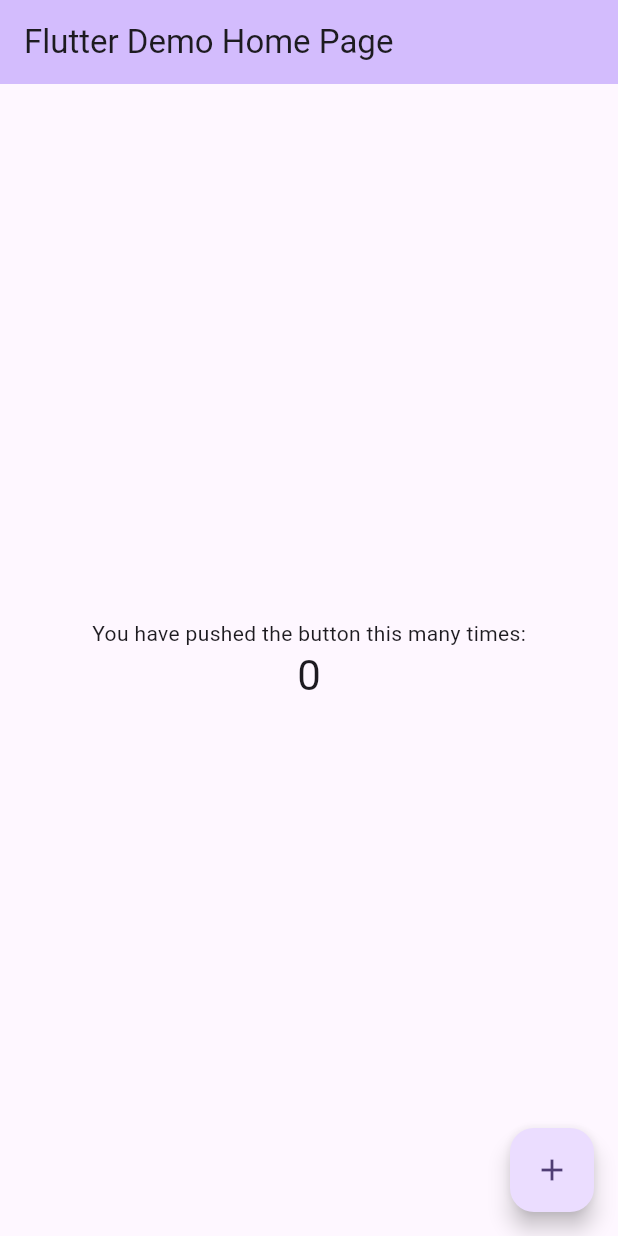
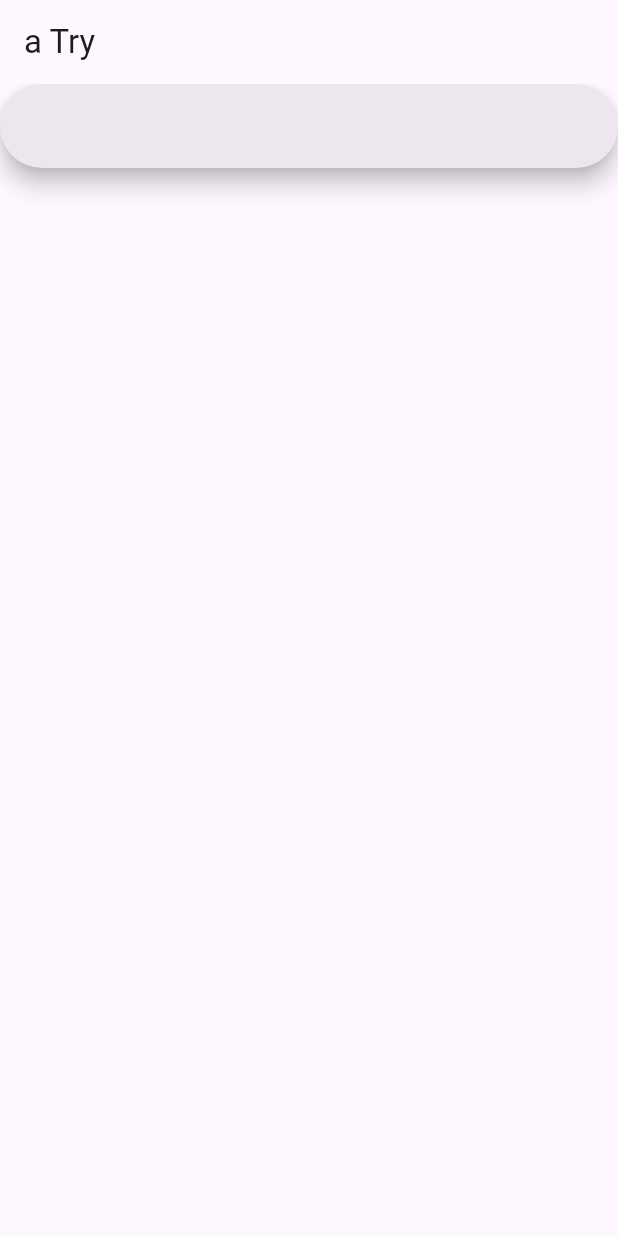
Before and after one commit to NaderCc/my_flutter_project, a Flutter app: the screen it shows after launch, on a phone screen of 412 x 824 dp. Run offline on Flutter 3.47's test engine with Material 3 defaults, Android fonts, the phone set to English and light mode, and no system bars; our stand-ins replace dio, retrofit; generated files the repository leaves out were written again.

```diff
--- a/lib/main.dart
+++ b/lib/main.dart
@@ -1,4 +1,5 @@
 import 'package:flutter/material.dart';
+import 'package:my_flutter_project/presentation/screens/home_screen.dart';
 
 void main() {
   runApp(const MyApp());
@@ -30,7 +31,7 @@ class MyApp extends StatelessWidget {
         // tested with just a hot reload.
         colorScheme: ColorScheme.fromSeed(seedColor: Colors.deepPurple),
       ),
-      home: const MyHomePage(title: 'Flutter Demo Home Page'),
+      home: HomeScreen(),
     );
   }
 }
--- a/lib/presentation/screens/home_screen.dart
+++ b/lib/presentation/screens/home_screen.dart
@@ -0,0 +1,16 @@
+
+import 'package:flutter/material.dart';
+
+class HomeScreen extends StatelessWidget {
+  const HomeScreen ({super.key});
+
+  @override
+  Widget build(BuildContext context) {
+    return Scaffold(
+      appBar: AppBar(
+        title: const Text("a Try"),
+      ),
+      body: SearchBar(),
+    );
+  }
+}
```
Also changed, not shown: lib/data/datasources/remote/api_service.dart (+14 -0 lines), lib/data/models/post_model.dart (+25 -0 lines), lib/presentation/widgets/search_bar_widget.dart (+12 -0 lines), pubspec.yaml (+8 -10 lines), lib/data/datasources/remote/api_service.g.dart (added), lib/data/models/post_model.g.dart (added), pubspec.lock.
